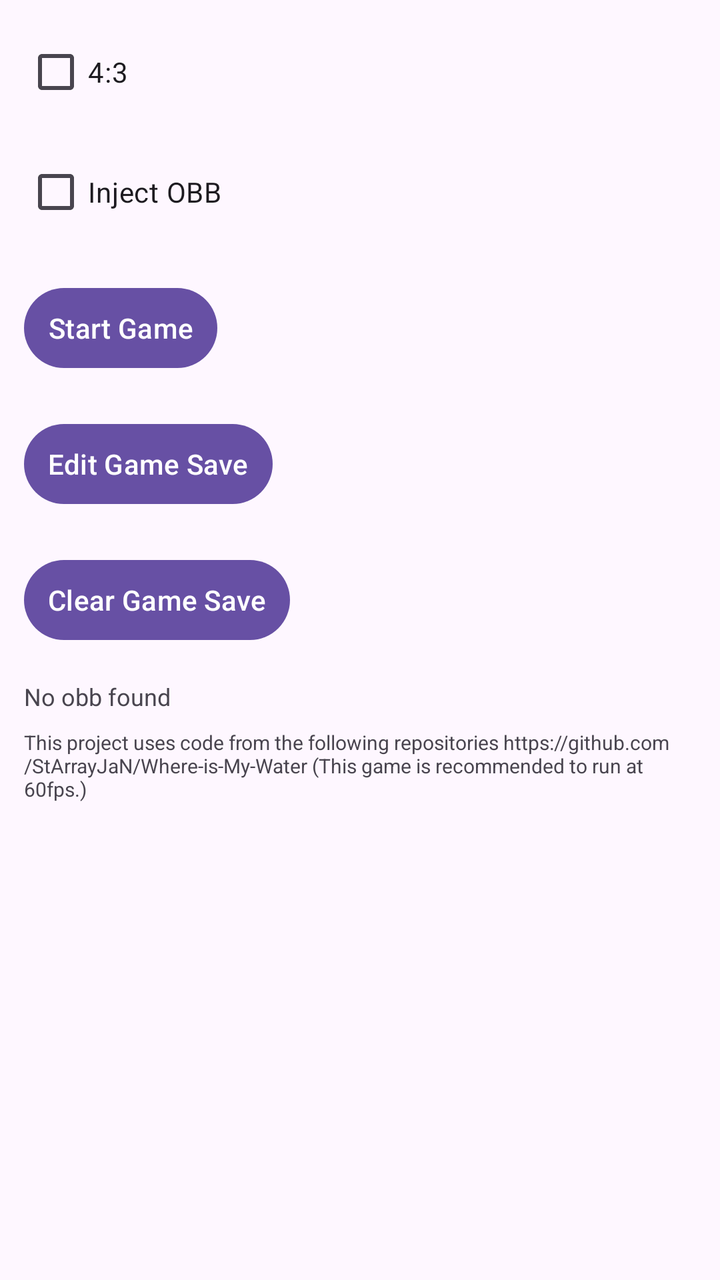
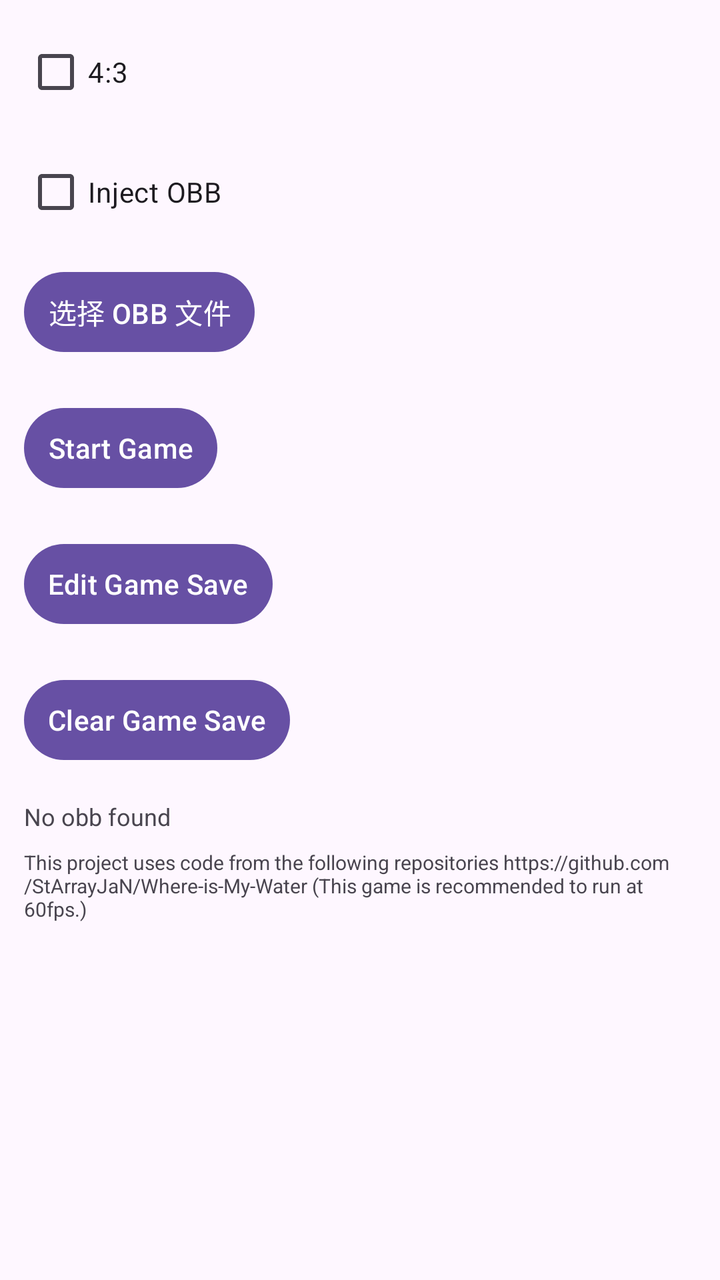

Compare the two renders of this Android layout. The source of the first and the diff that turns it into the second are given below.
<!-- AndroidManifest.xml: application theme AppTheme -->
<!-- res/layout/activity_main.xml -->
<?xml version="1.0" encoding="utf-8"?>
<LinearLayout
    xmlns:android="http://schemas.android.com/apk/res/android"
    xmlns:app="http://schemas.android.com/apk/res-auto"
    android:layout_width="match_parent"
    android:layout_height="match_parent"
    android:orientation="vertical"
    android:padding="8dp">
    
    <CheckBox
        android:id="@+id/resetSize"
        android:layout_width="wrap_content"
        android:layout_height="wrap_content"
        android:text="4:3"
        android:layout_marginStart="4dp"
        android:layout_marginTop="4dp"/>
    
    <CheckBox
        android:id="@+id/loadGameOBB"
        android:layout_width="wrap_content"
        android:layout_height="wrap_content"
        android:text="@string/load_game_obb"
        android:layout_marginStart="4dp"
        android:layout_marginTop="12dp"/>
        
    <Button
        android:id="@+id/startGame"
        android:layout_width="wrap_content"
        android:layout_height="wrap_content"
        android:text="@string/start_game"
        android:layout_marginStart="4dp"
        android:layout_marginTop="20dp"
        android:paddingVertical="6dp"
        android:paddingHorizontal="12dp"/>
    
    <Button
        android:id="@+id/editGameSave"
        android:layout_width="wrap_content"
        android:layout_height="wrap_content"
        android:text="@string/edit_game_save"
        android:layout_marginStart="4dp"
        android:layout_marginTop="20dp"
        android:paddingVertical="6dp"
        android:paddingHorizontal="12dp"/>
    
    <Button
        android:id="@+id/clearGameSave"
        android:layout_width="wrap_content"
        android:layout_height="wrap_content"
        android:text="@string/clear_game_save"
        android:layout_marginStart="4dp"
        android:layout_marginTop="20dp"
        android:paddingVertical="6dp"
        android:paddingHorizontal="12dp"/>
    
    <TextView
        android:id="@+id/checkObb"
        android:layout_width="wrap_content"
        android:layout_height="wrap_content"
        android:text="@string/have_not_obb"
        android:layout_marginStart="4dp"
        android:layout_marginTop="16dp"
        android:textSize="12sp"/>
    
    <TextView
        android:layout_width="wrap_content"
        android:layout_height="wrap_content"
        android:text="@string/tip"
        android:layout_marginStart="4dp"
        android:layout_marginTop="8dp"
        android:textSize="10sp"/>
</LinearLayout>
<!-- resources referenced by this layout -->
<resources>
  <string name="clear_game_save">Clear Game Save</string>
  <string name="edit_game_save">Edit Game Save</string>
  <string name="have_not_obb">No obb found</string>
  <string name="load_game_obb">Inject OBB</string>
  <string name="start_game">Start Game</string>
  <string name="tip">This project uses code from the following repositories https://github.com/StArrayJaN/Where-is-My-Water (This game is recommended to run at 60fps.)</string>
  <style name="AppTheme" parent="Base.AppTheme" />
  <style name="Base.AppTheme" parent="Theme.Material3.DayNight.NoActionBar">
      
      
      
      
      <item name="materialAlertDialogTheme">@style/Theme.TransparentDialog</item>
    </style>
  <style name="Theme.TransparentDialog" parent="@style/ThemeOverlay.Material3.MaterialAlertDialog">
        
        <item name="android:windowBackground">@android:color/transparent</item>
        <item name="android:background">@android:color/transparent</item>
      
        
        <item name="shapeAppearance">@style/TransparentShapeAppearance</item>
      
        
        <item name="android:backgroundDimEnabled">true</item>
        <item name="android:backgroundDimAmount">0.5</item>
    </style>
  <style name="TransparentShapeAppearance" parent="ShapeAppearance.Material3.MediumComponent">
        <item name="cornerFamily">rounded</item>
        <item name="cornerSize">16dp</item>
    </style>
</resources>

<!-- the commit's change to res/layout/activity_main.xml (unified diff, before → after) -->
@@ -1,28 +1,37 @@
 <?xml version="1.0" encoding="utf-8"?>
-<LinearLayout
-    xmlns:android="http://schemas.android.com/apk/res/android"
+<LinearLayout xmlns:android="http://schemas.android.com/apk/res/android"
     xmlns:app="http://schemas.android.com/apk/res-auto"
     android:layout_width="match_parent"
     android:layout_height="match_parent"
     android:orientation="vertical"
     android:padding="8dp">
-    
+
     <CheckBox
         android:id="@+id/resetSize"
         android:layout_width="wrap_content"
         android:layout_height="wrap_content"
         android:text="4:3"
         android:layout_marginStart="4dp"
-        android:layout_marginTop="4dp"/>
-    
+        android:layout_marginTop="4dp" />
+
     <CheckBox
         android:id="@+id/loadGameOBB"
         android:layout_width="wrap_content"
         android:layout_height="wrap_content"
         android:text="@string/load_game_obb"
         android:layout_marginStart="4dp"
-        android:layout_marginTop="12dp"/>
-        
+        android:layout_marginTop="12dp" />
+
+    <Button
+        android:id="@+id/chooseObbBtn"
+        android:layout_width="wrap_content"
+        android:layout_height="wrap_content"
+        android:text="选择 OBB 文件"
+        android:layout_marginStart="4dp"
+        android:layout_marginTop="12dp"
+        android:paddingVertical="6dp"
+        android:paddingHorizontal="12dp" />
+
     <Button
         android:id="@+id/startGame"
         android:layout_width="wrap_content"
@@ -31,8 +40,8 @@
         android:layout_marginStart="4dp"
         android:layout_marginTop="20dp"
         android:paddingVertical="6dp"
-        android:paddingHorizontal="12dp"/>
-    
+        android:paddingHorizontal="12dp" />
+
     <Button
         android:id="@+id/editGameSave"
         android:layout_width="wrap_content"
@@ -41,8 +50,8 @@
         android:layout_marginStart="4dp"
         android:layout_marginTop="20dp"
         android:paddingVertical="6dp"
-        android:paddingHorizontal="12dp"/>
-    
+        android:paddingHorizontal="12dp" />
+
     <Button
         android:id="@+id/clearGameSave"
         android:layout_width="wrap_content"
@@ -51,8 +60,8 @@
         android:layout_marginStart="4dp"
         android:layout_marginTop="20dp"
         android:paddingVertical="6dp"
-        android:paddingHorizontal="12dp"/>
-    
+        android:paddingHorizontal="12dp" />
+
     <TextView
         android:id="@+id/checkObb"
         android:layout_width="wrap_content"
@@ -60,13 +69,13 @@
         android:text="@string/have_not_obb"
         android:layout_marginStart="4dp"
         android:layout_marginTop="16dp"
-        android:textSize="12sp"/>
-    
+        android:textSize="12sp" />
+
     <TextView
         android:layout_width="wrap_content"
         android:layout_height="wrap_content"
         android:text="@string/tip"
         android:layout_marginStart="4dp"
         android:layout_marginTop="8dp"
-        android:textSize="10sp"/>
+        android:textSize="10sp" />
 </LinearLayout>
